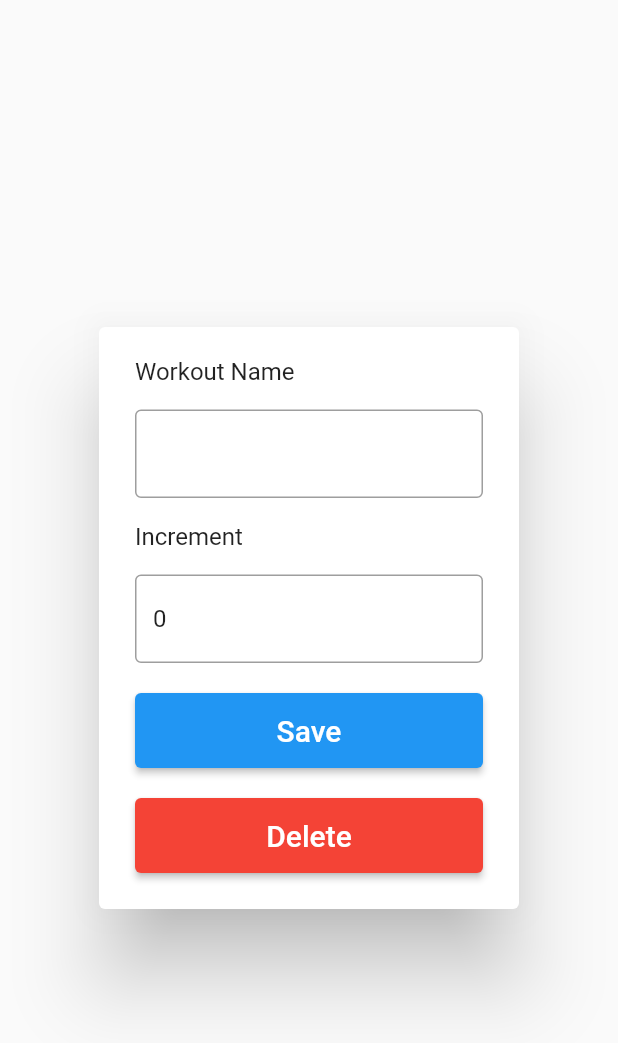
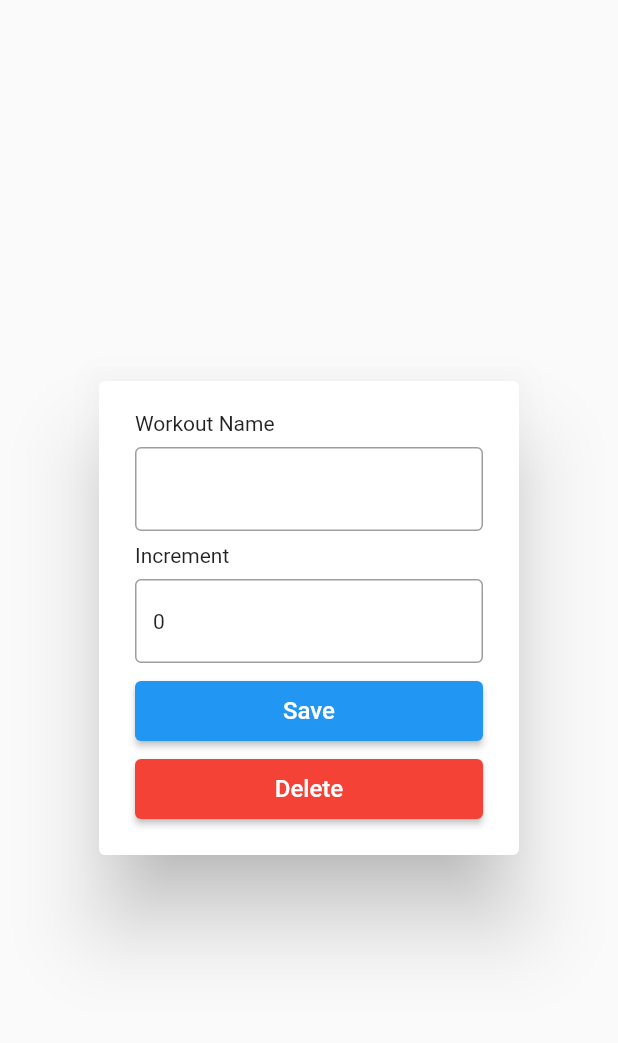
Before and after one commit to Lisviks/workout-tracker, a Flutter app: the EditWorkoutDialog widget shown alone on an empty page, opened directly with empty values, on a phone screen of 412 x 824 dp. Shown: the top 1043 px of the screen. Run offline on Flutter 3.47's test engine with Material 2 defaults, Android fonts, the phone set to English and light mode, and no system bars; our stand-ins replace cloud_firestore, firebase_auth, firebase_core, font_awesome_flutter, google_sign_in; accounts and stored records are empty; generated files the repository leaves out were written again.

```diff
--- a/lib/services/firestore.dart
+++ b/lib/services/firestore.dart
@@ -41,7 +41,11 @@ class DB {
   Future<List<Workout>> getWorkouts(userId) async {
     var ref = _db.collection('users').doc(userId).collection('workouts');
     var snapshot = await ref.get();
-    var data = snapshot.docs.map((doc) => doc.data());
+    var data = snapshot.docs.map((doc) {
+      var workout = doc.data();
+      workout['id'] = doc.id;
+      return workout;
+    });
     var workouts = data.map((d) => Workout.fromJson({
           ...d,
           'date': d['date'].toDate().toString(),
--- a/lib/services/models.dart
+++ b/lib/services/models.dart
@@ -6,9 +6,9 @@ class Workout {
   final String id;
   final int current;
   final DateTime date;
-  final bool deleted;
-  final int increment;
-  final String workoutName;
+  bool deleted;
+  int increment;
+  String workoutName;
 
   Workout(
       {this.id = '',
--- a/lib/workout/edit_workout.dart
+++ b/lib/workout/edit_workout.dart
@@ -39,32 +39,38 @@ class _EditWorkoutDialogState extends State<EditWorkoutDialog> {
         mainAxisSize: MainAxisSize.min,
         crossAxisAlignment: CrossAxisAlignment.stretch,
         children: [
-          const Text('Workout Name'),
+          const Text(
+            'Workout Name',
+            style: TextStyle(fontSize: 14.0),
+          ),
           Padding(
-            padding: const EdgeInsets.only(top: 16.0, bottom: 16.0),
+            padding: const EdgeInsets.only(top: 8.0, bottom: 8.0),
             child: TextField(
               controller: _workoutNameController,
               decoration: const InputDecoration(
                 border: OutlineInputBorder(),
               ),
-              style: const TextStyle(fontSize: 16.0),
+              style: const TextStyle(fontSize: 14.0),
             ),
           ),
-          const Text('Increment'),
+          const Text(
+            'Increment',
+            style: TextStyle(fontSize: 14.0),
+          ),
           Padding(
-            padding: const EdgeInsets.only(top: 16.0, bottom: 20.0),
+            padding: const EdgeInsets.only(top: 8.0, bottom: 12.0),
             child: TextField(
               controller: _incrementController,
               decoration: const InputDecoration(
                 border: OutlineInputBorder(),
               ),
-              style: const TextStyle(fontSize: 16.0),
+              style: const TextStyle(fontSize: 14.0),
               keyboardType: TextInputType.number,
               inputFormatters: [FilteringTextInputFormatter.digitsOnly],
             ),
           ),
           SizedBox(
-            height: 50.0,
+            height: 40.0,
             child: ElevatedButton(
               onPressed: () async {
                 final NavigatorState navState =
@@ -80,14 +86,14 @@ class _EditWorkoutDialogState extends State<EditWorkoutDialog> {
               },
               child: const Text(
                 'Save',
-                style: TextStyle(fontSize: 20.0),
+                style: TextStyle(fontSize: 16.0),
               ),
             ),
           ),
           Padding(
-            padding: const EdgeInsets.only(top: 20.0),
+            padding: const EdgeInsets.only(top: 12.0),
             child: SizedBox(
-              height: 50.0,
+              height: 40.0,
               child: ElevatedButton(
                 style: ElevatedButton.styleFrom(
                   backgroundColor: Colors.red,
@@ -104,7 +110,7 @@ class _EditWorkoutDialogState extends State<EditWorkoutDialog> {
                 },
                 child: const Text(
                   'Delete',
-                  style: TextStyle(fontSize: 20.0),
+                  style: TextStyle(fontSize: 16.0),
                 ),
               ),
             ),
```
Also changed, not shown: lib/state/workout_state.dart (+13 -13 lines).
